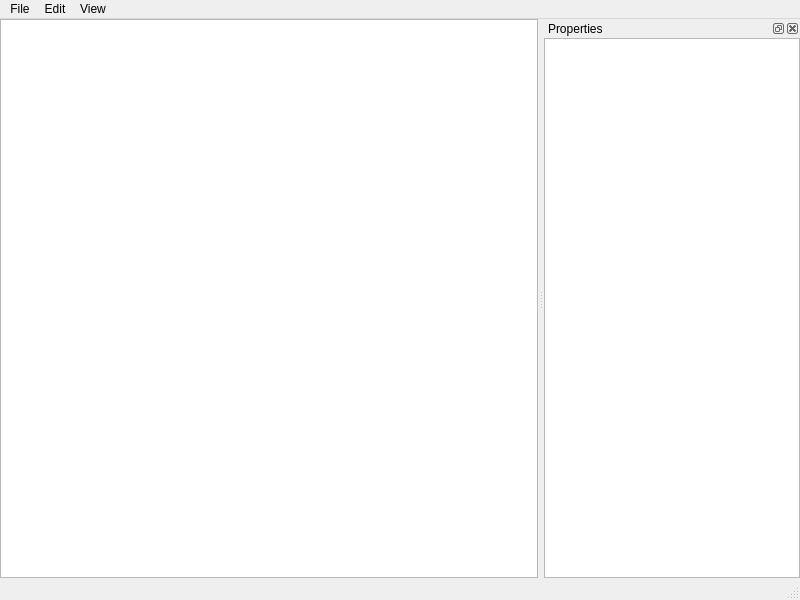
Above: mainWindow.ui from LeStahL/rendergraph-editor before the change. Below: the same form after it.
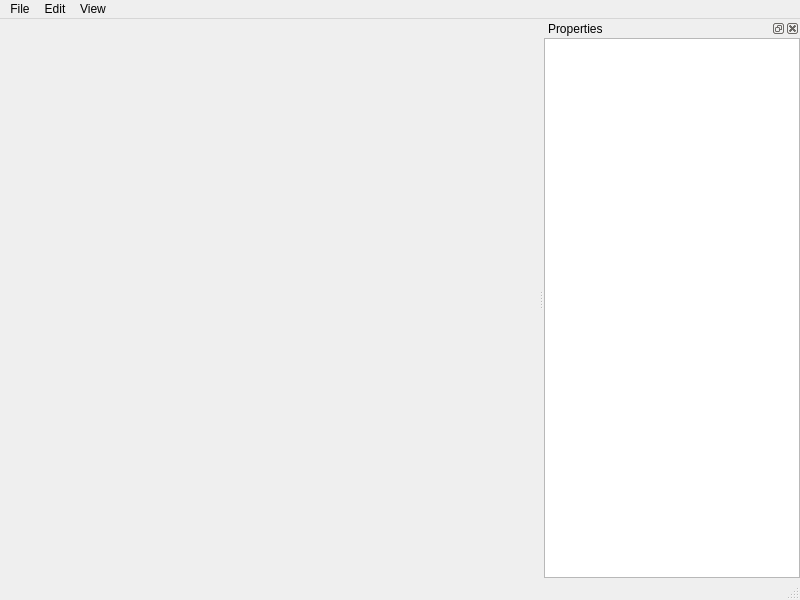
That is the form after the change.

Patch:
```diff
--- a/mainWindow.ui
+++ b/mainWindow.ui
@@ -27,9 +27,6 @@
     <property name="bottomMargin">
      <number>0</number>
     </property>
-    <item>
-     <widget class="QGraphicsView" name="graphicsView"/>
-    </item>
    </layout>
   </widget>
   <widget class="QMenuBar" name="menubar">
```
